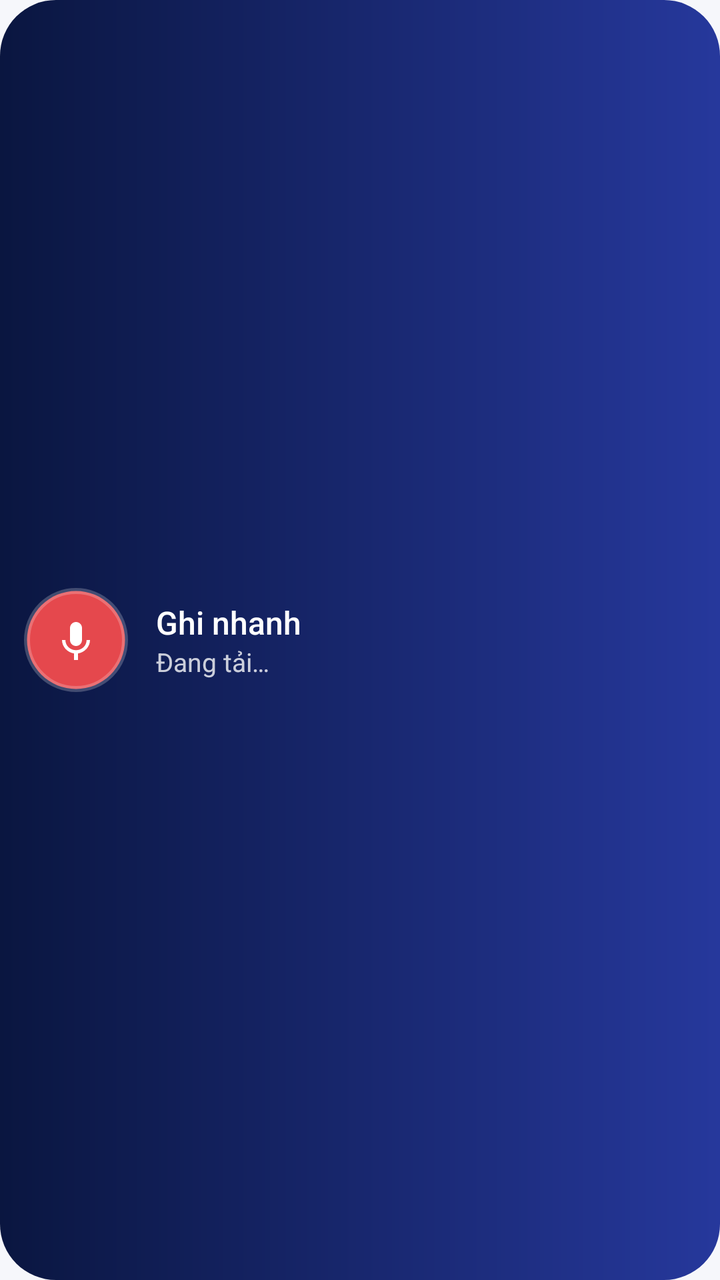
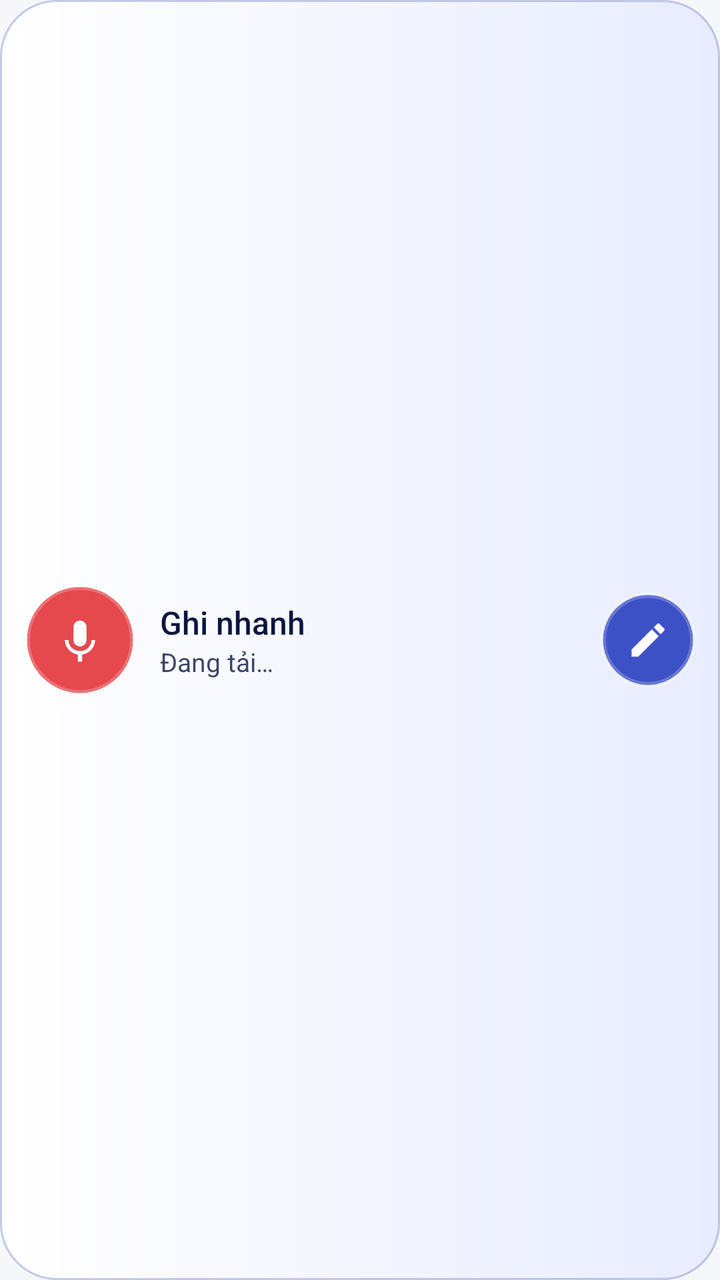

Before-and-after screenshots of an Android layout around one commit, followed by the original layout XML and the change that was made.
<!-- AndroidManifest.xml: application theme Theme.MyRecap -->
<!-- res/layout/widget_capture.xml -->
<?xml version="1.0" encoding="utf-8"?>
<LinearLayout xmlns:android="http://schemas.android.com/apk/res/android"
    android:id="@+id/widget_root"
    android:layout_width="match_parent"
    android:layout_height="match_parent"
    android:background="@drawable/widget_bg"
    android:gravity="center_vertical"
    android:orientation="horizontal"
    android:paddingStart="12dp"
    android:paddingEnd="16dp">

    <FrameLayout
        android:id="@+id/widget_mic"
        android:layout_width="52dp"
        android:layout_height="52dp"
        android:background="@drawable/widget_mic_bg"
        android:contentDescription="@string/quick_capture">

        <ImageView
            android:layout_width="24dp"
            android:layout_height="24dp"
            android:layout_gravity="center"
            android:importantForAccessibility="no"
            android:src="@drawable/ic_stat_mic" />
    </FrameLayout>

    <LinearLayout
        android:id="@+id/widget_info"
        android:layout_width="0dp"
        android:layout_height="match_parent"
        android:layout_marginStart="14dp"
        android:layout_weight="1"
        android:gravity="center_vertical"
        android:orientation="vertical">

        <TextView
            android:layout_width="wrap_content"
            android:layout_height="wrap_content"
            android:fontFamily="sans-serif-medium"
            android:text="@string/quick_capture"
            android:textColor="#FFFFFFFF"
            android:textSize="16sp" />

        <TextView
            android:id="@+id/widget_summary"
            android:layout_width="wrap_content"
            android:layout_height="wrap_content"
            android:ellipsize="end"
            android:maxLines="1"
            android:text="@string/widget_loading"
            android:textColor="#C8FFFFFF"
            android:textSize="13sp" />

        <TextView
            android:id="@+id/widget_next"
            android:layout_width="wrap_content"
            android:layout_height="wrap_content"
            android:ellipsize="end"
            android:maxLines="1"
            android:textColor="#9EFFFFFF"
            android:textSize="12sp"
            android:visibility="gone" />
    </LinearLayout>
</LinearLayout>
<!-- resources referenced by this layout -->
<resources>
  <!-- drawable ic_stat_mic (drawable) -->
  <?xml version="1.0" encoding="utf-8"?>
  <vector xmlns:android="http://schemas.android.com/apk/res/android"
      android:width="24dp"
      android:height="24dp"
      android:viewportWidth="48"
      android:viewportHeight="48">
      <path
          android:fillColor="#FFFFFFFF"
          android:pathData="M24,30c3.31,0 5.99,-2.69 5.99,-6L30,12c0,-3.32 -2.68,-6 -6,-6s-6,2.68 -6,6v12c0,3.31 2.69,6 6,6zM34.6,24c0,6 -5.08,10.2 -10.6,10.2S13.4,30 13.4,24H10c0,6.83 5.44,12.47 12,13.44V44h4v-6.56c6.56,-0.97 12,-6.61 12,-13.44h-3.4z" />
  </vector>
  <!-- drawable widget_bg (drawable) -->
  <?xml version="1.0" encoding="utf-8"?>
  <shape xmlns:android="http://schemas.android.com/apk/res/android" android:shape="rectangle">
      <gradient android:angle="0" android:startColor="#FF0A1640" android:endColor="#FF26389C" />
      <corners android:radius="28dp" />
  </shape>
  <!-- drawable widget_mic_bg (drawable) -->
  <?xml version="1.0" encoding="utf-8"?>
  <shape xmlns:android="http://schemas.android.com/apk/res/android" android:shape="oval">
      <solid android:color="#FFE5484D" />
      <stroke android:width="3dp" android:color="#38FFFFFF" />
  </shape>
  <string name="quick_capture">Ghi nhanh</string>
  <string name="widget_loading">Đang tải…</string>
  <style name="Theme.MyRecap" parent="android:Theme.Material.Light.NoActionBar">
          <item name="android:statusBarColor">@android:color/transparent</item>
          <item name="android:navigationBarColor">@android:color/transparent</item>
          <item name="android:windowBackground">@color/background</item>
      </style>
  <color name="background">#FFF6F7FB</color>
</resources>

<!-- the commit's change to res/layout/widget_capture.xml (unified diff, before → after) -->
@@ -3,62 +3,83 @@
     android:id="@+id/widget_root"
     android:layout_width="match_parent"
     android:layout_height="match_parent"
-    android:background="@drawable/widget_bg"
+    android:background="@drawable/widget_surface"
     android:gravity="center_vertical"
-    android:orientation="horizontal"
-    android:paddingStart="12dp"
-    android:paddingEnd="16dp">
+    android:orientation="vertical"
+    android:padding="12dp">
+    <LinearLayout
+        android:layout_width="match_parent"
+        android:layout_height="match_parent"
+        android:gravity="center_vertical"
+        android:orientation="horizontal">
 
-    <FrameLayout
-        android:id="@+id/widget_mic"
-        android:layout_width="52dp"
-        android:layout_height="52dp"
-        android:background="@drawable/widget_mic_bg"
-        android:contentDescription="@string/quick_capture">
+        <FrameLayout
+            android:id="@+id/widget_mic"
+            android:layout_width="56dp"
+            android:layout_height="56dp"
+            android:background="@drawable/widget_mic_bg"
+            android:contentDescription="@string/quick_capture">
 
-        <ImageView
-            android:layout_width="24dp"
-            android:layout_height="24dp"
-            android:layout_gravity="center"
-            android:importantForAccessibility="no"
-            android:src="@drawable/ic_stat_mic" />
-    </FrameLayout>
+            <ImageView
+                android:layout_width="26dp"
+                android:layout_height="26dp"
+                android:layout_gravity="center"
+                android:importantForAccessibility="no"
+                android:src="@drawable/ic_stat_mic" />
+        </FrameLayout>
 
-    <LinearLayout
-        android:id="@+id/widget_info"
-        android:layout_width="0dp"
-        android:layout_height="match_parent"
-        android:layout_marginStart="14dp"
-        android:layout_weight="1"
-        android:gravity="center_vertical"
-        android:orientation="vertical">
+        <LinearLayout
+            android:id="@+id/widget_info"
+            android:layout_width="0dp"
+            android:layout_height="match_parent"
+            android:layout_marginStart="12dp"
+            android:layout_weight="1"
+            android:gravity="center_vertical"
+            android:orientation="vertical">
 
-        <TextView
-            android:layout_width="wrap_content"
-            android:layout_height="wrap_content"
-            android:fontFamily="sans-serif-medium"
-            android:text="@string/quick_capture"
-            android:textColor="#FFFFFFFF"
-            android:textSize="16sp" />
+            <TextView
+                android:layout_width="wrap_content"
+                android:layout_height="wrap_content"
+                android:fontFamily="sans-serif-medium"
+                android:text="@string/quick_capture"
+                android:textColor="@color/widget_text"
+                android:textSize="16sp" />
 
-        <TextView
-            android:id="@+id/widget_summary"
-            android:layout_width="wrap_content"
-            android:layout_height="wrap_content"
-            android:ellipsize="end"
-            android:maxLines="1"
-            android:text="@string/widget_loading"
-            android:textColor="#C8FFFFFF"
-            android:textSize="13sp" />
+            <TextView
+                android:id="@+id/widget_summary"
+                android:layout_width="wrap_content"
+                android:layout_height="wrap_content"
+                android:ellipsize="end"
+                android:maxLines="1"
+                android:text="@string/widget_loading"
+                android:textColor="@color/widget_text_secondary"
+                android:textSize="13sp" />
 
-        <TextView
-            android:id="@+id/widget_next"
-            android:layout_width="wrap_content"
-            android:layout_height="wrap_content"
-            android:ellipsize="end"
-            android:maxLines="1"
-            android:textColor="#9EFFFFFF"
-            android:textSize="12sp"
-            android:visibility="gone" />
+            <TextView
+                android:id="@+id/widget_next"
+                android:layout_width="wrap_content"
+                android:layout_height="wrap_content"
+                android:ellipsize="end"
+                android:maxLines="1"
+                android:textColor="@color/widget_text_tertiary"
+                android:textSize="12sp"
+                android:visibility="gone" />
+        </LinearLayout>
+
+        <FrameLayout
+            android:id="@+id/widget_type"
+            android:layout_width="48dp"
+            android:layout_height="48dp"
+            android:layout_marginStart="8dp"
+            android:background="@drawable/widget_type_bg"
+            android:contentDescription="@string/quick_add">
+
+            <ImageView
+                android:layout_width="22dp"
+                android:layout_height="22dp"
+                android:layout_gravity="center"
+                android:importantForAccessibility="no"
+                android:src="@drawable/ic_edit" />
+        </FrameLayout>
     </LinearLayout>
 </LinearLayout>
<!-- resource entries referenced after the edit -->
@@ -1,5 +1,19 @@
 <!-- resources referenced by this layout -->
 <resources>
+  <color name="widget_text">#FF0A1640</color>
+  <color name="widget_text_secondary">#CC0A1640</color>
+  <color name="widget_text_tertiary">#990A1640</color>
+  <!-- drawable ic_edit (drawable) -->
+  <?xml version="1.0" encoding="utf-8"?>
+  <vector xmlns:android="http://schemas.android.com/apk/res/android"
+      android:width="24dp"
+      android:height="24dp"
+      android:viewportWidth="24"
+      android:viewportHeight="24">
+      <path
+          android:fillColor="#FFFFFFFF"
+          android:pathData="M3,17.25V21h3.75L17.81,9.94l-3.75,-3.75L3,17.25zM20.71,7.04c0.39,-0.39 0.39,-1.02 0,-1.41l-2.34,-2.34c-0.39,-0.39 -1.02,-0.39 -1.41,0l-1.83,1.83 3.75,3.75 1.83,-1.83z" />
+  </vector>
   <!-- drawable ic_stat_mic (drawable) -->
   <?xml version="1.0" encoding="utf-8"?>
   <vector xmlns:android="http://schemas.android.com/apk/res/android"
@@ -11,18 +25,26 @@
           android:fillColor="#FFFFFFFF"
           android:pathData="M24,30c3.31,0 5.99,-2.69 5.99,-6L30,12c0,-3.32 -2.68,-6 -6,-6s-6,2.68 -6,6v12c0,3.31 2.69,6 6,6zM34.6,24c0,6 -5.08,10.2 -10.6,10.2S13.4,30 13.4,24H10c0,6.83 5.44,12.47 12,13.44V44h4v-6.56c6.56,-0.97 12,-6.61 12,-13.44h-3.4z" />
   </vector>
-  <!-- drawable widget_bg (drawable) -->
-  <?xml version="1.0" encoding="utf-8"?>
-  <shape xmlns:android="http://schemas.android.com/apk/res/android" android:shape="rectangle">
-      <gradient android:angle="0" android:startColor="#FF0A1640" android:endColor="#FF26389C" />
-      <corners android:radius="28dp" />
-  </shape>
   <!-- drawable widget_mic_bg (drawable) -->
   <?xml version="1.0" encoding="utf-8"?>
   <shape xmlns:android="http://schemas.android.com/apk/res/android" android:shape="oval">
       <solid android:color="#FFE5484D" />
       <stroke android:width="3dp" android:color="#38FFFFFF" />
   </shape>
+  <!-- drawable widget_surface (drawable) -->
+  <?xml version="1.0" encoding="utf-8"?>
+  <shape xmlns:android="http://schemas.android.com/apk/res/android" android:shape="rectangle">
+      <gradient android:angle="0" android:startColor="@color/widget_bg_start" android:endColor="@color/widget_bg_end" />
+      <stroke android:width="1dp" android:color="@color/widget_chip_stroke" />
+      <corners android:radius="28dp" />
+  </shape>
+  <!-- drawable widget_type_bg (drawable) -->
+  <?xml version="1.0" encoding="utf-8"?>
+  <shape xmlns:android="http://schemas.android.com/apk/res/android" android:shape="oval">
+      <solid android:color="#FF3D51C7" />
+      <stroke android:width="3dp" android:color="#38FFFFFF" />
+  </shape>
+  <string name="quick_add">Gõ nhanh</string>
   <string name="quick_capture">Ghi nhanh</string>
   <string name="widget_loading">Đang tải…</string>
   <style name="Theme.MyRecap" parent="android:Theme.Material.Light.NoActionBar">
@@ -30,6 +52,9 @@
           <item name="android:navigationBarColor">@android:color/transparent</item>
           <item name="android:windowBackground">@color/background</item>
       </style>
+  <color name="widget_bg_start">#FFFFFFFF</color>
+  <color name="widget_bg_end">#FFE8ECFF</color>
+  <color name="widget_chip_stroke">#4026389C</color>
   <color name="background">#FFF6F7FB</color>
 </resources>
 
